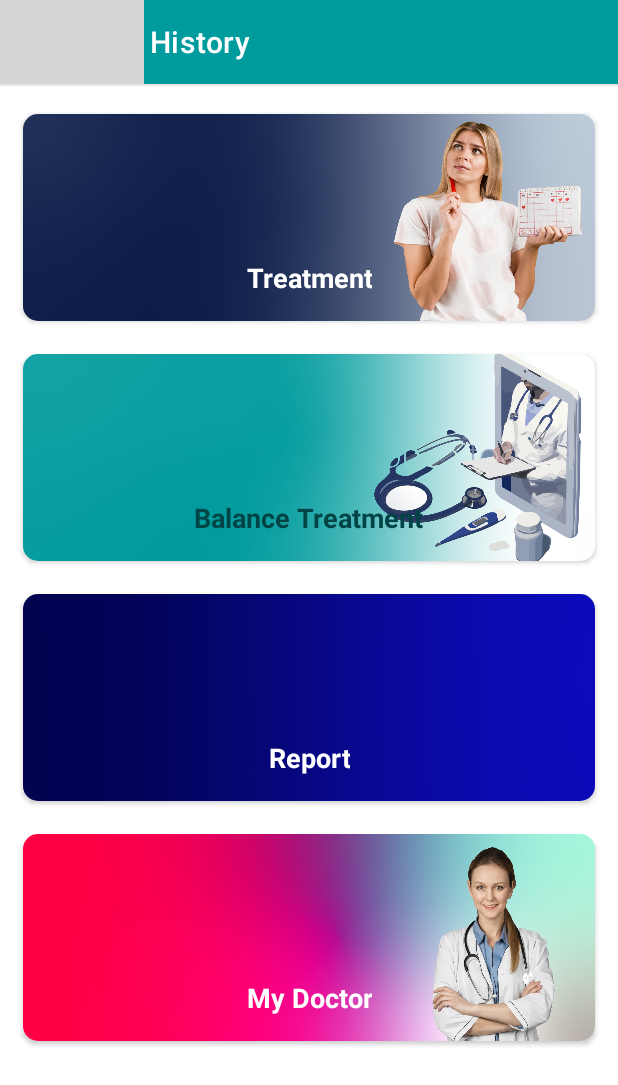
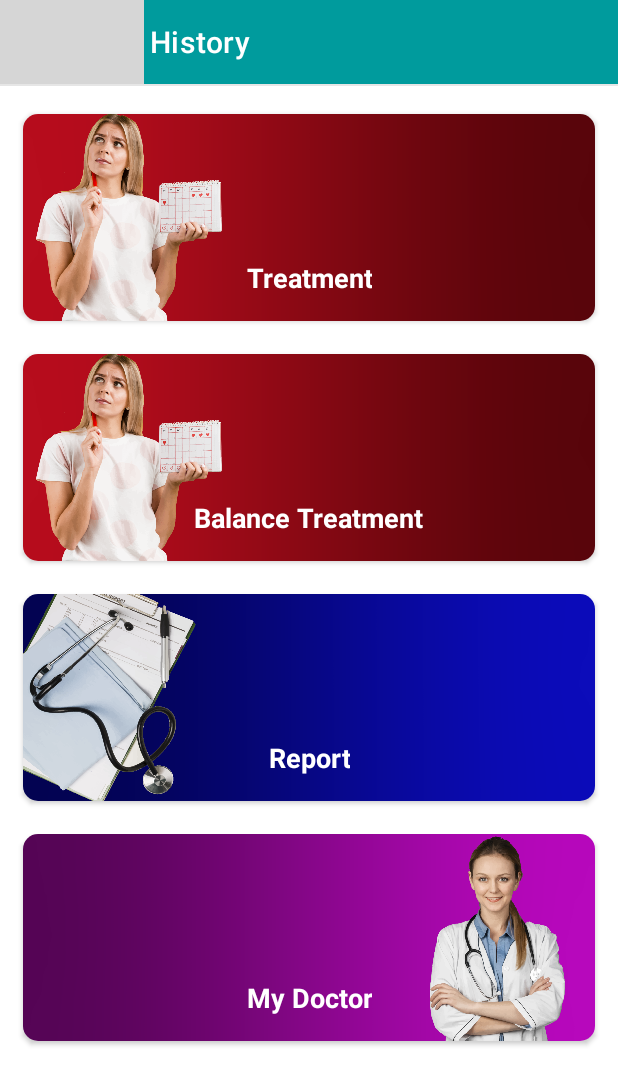
Before and after one commit to Angel198/PCOSPCOD, an Android app: the fragment ProfileFragment placed in its activity, on a phone screen of 412 x 824 dp. Shown: the top 1085 px of the screen. Run offline under Robolectric (Android 15) with nearby library versions, the phone set to English and light mode, and no system bars; libraries missing offline, so code that uses them is left out: com.mikhaellopez.circularimageview, com.pierfrancescosoffritti.androidyoutubeplayer; Roboto replaces fonts that are not available here; 4 statements that could not run were skipped; grey boxes are pictures that could not be loaded.

Commit message:
design and code

```diff
--- a/app/src/main/res/layout/fragment_profile.xml
+++ b/app/src/main/res/layout/fragment_profile.xml
@@ -47,7 +47,7 @@
                             android:layout_width="match_parent"
                             android:layout_height="150dp"
                             android:layout_gravity="center"
-                            android:background="@drawable/ttt"
+                            android:background="@drawable/treatment_final"
                             android:gravity="center"
                             android:orientation="vertical">
 
@@ -96,7 +96,7 @@
                             android:layout_gravity="center"
                             android:gravity="center"
                             android:id="@+id/layout_two"
-                            android:background="@drawable/treatment"
+                            android:background="@drawable/treatment_final"
                             android:orientation="vertical">
 
                             <TextView
@@ -106,7 +106,7 @@
                                 android:layout_marginTop="80dp"
                                 android:gravity="center|bottom"
                                 android:text="Balance Treatment"
-                                android:textColor="#014446"
+                                android:textColor="@color/white"
                                 android:textSize="18sp"
                                 android:textStyle="bold" />
 
@@ -148,7 +148,7 @@
                             android:layout_gravity="center"
                             android:gravity="center"
                             android:id="@+id/layout_three"
-                            android:background="@drawable/report_background"
+                            android:background="@drawable/report_final"
                             android:orientation="vertical">
 
 
@@ -162,6 +162,7 @@
                                 android:textColor="@color/white"
                                 android:textSize="18sp"
                                 android:textStyle="bold" />
+
 
                         </LinearLayout>
 
@@ -192,7 +193,7 @@
                             android:layout_gravity="center"
                             android:gravity="center"
                             android:id="@+id/layout_four"
-                            android:background="@drawable/my_doc"
+                            android:background="@drawable/mydoctor_final"
                             android:orientation="vertical">
 
                             <TextView
```
Also changed, not shown: app/src/main/java/com/jaylax/pcospcod/patientactivities/OngoingTreatmentActivity.java (+100 -8 lines), app/src/main/res/drawable/mydoctor_final.png (added), app/src/main/res/drawable/report_final.png (added), app/src/main/res/drawable/treatment_final.png (added).
